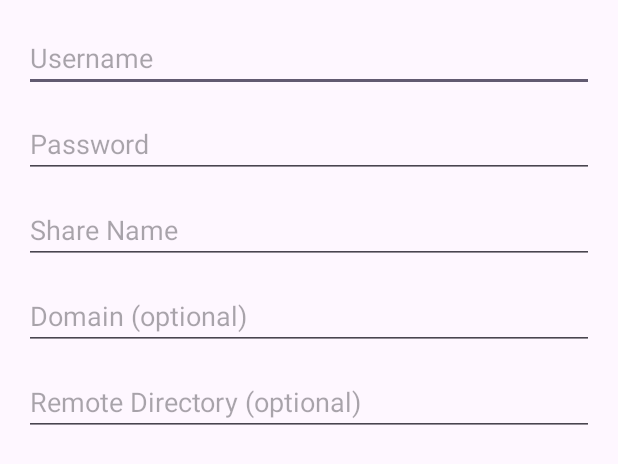
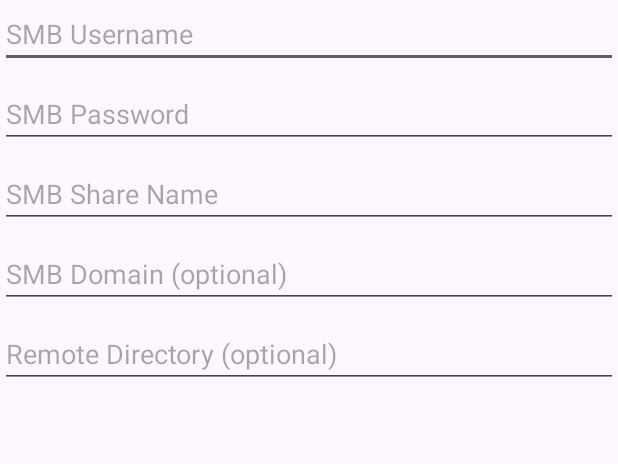
Before and after one commit to Navjot-Singh-Virk/Auto-Backup, an Android app: the layout dialog_smb_credentials.xml on its own in the app's theme, with its tools: preview values and no code run, on a phone screen of 412 x 824 dp. Shown: the top 464 px of the screen. Run offline under Robolectric (Android 15) with nearby library versions, the phone set to English and light mode, and no system bars.

```diff
--- a/app/src/main/java/com/navjot/autobackup/BackupNotifier.java
+++ b/app/src/main/java/com/navjot/autobackup/BackupNotifier.java
@@ -4,12 +4,11 @@ import android.app.NotificationChannel;
 import android.app.NotificationManager;
 import android.content.Context;
 import android.os.Build;
-
 import androidx.core.app.NotificationCompat;
 
 public class BackupNotifier {
+
     private static final String CHANNEL_ID = "backup_status";
-
     public static void notifyResult(Context ctx, int success, int total, String ip) {
         createChannel(ctx);
         NotificationCompat.Builder builder = new NotificationCompat.Builder(ctx, CHANNEL_ID)
@@ -26,7 +25,7 @@ public class BackupNotifier {
             NotificationChannel channel = new NotificationChannel(CHANNEL_ID, "Backup Status",
                     NotificationManager.IMPORTANCE_LOW);
             NotificationManager nm = ctx.getSystemService(NotificationManager.class);
-            nm.createNotificationChannel(channel);
+            if (nm != null) nm.createNotificationChannel(channel);
         }
     }
 }
--- a/app/src/main/res/layout/dialog_smb_credentials.xml
+++ b/app/src/main/res/layout/dialog_smb_credentials.xml
@@ -11,51 +11,50 @@
         android:layout_height="match_parent"
         android:fillViewport="true">
 
-    <LinearLayout
+        <LinearLayout
             android:layout_width="match_parent"
             android:layout_height="wrap_content"
-            android:orientation="vertical"
-            android:padding="16dp">
+            android:orientation="vertical">
 
             <EditText
-                android:id="@+id/editSmbUser"
+                android:id="@+id/edtUser"
                 android:layout_width="match_parent"
                 android:layout_height="wrap_content"
-                android:hint="Username"
+                android:hint="SMB Username"
                 android:inputType="text"
-                android:layout_marginBottom="12dp" />
+                android:layout_marginBottom="8dp" />
 
             <EditText
-                android:id="@+id/editSmbPass"
+                android:id="@+id/edtPass"
                 android:layout_width="match_parent"
                 android:layout_height="wrap_content"
-                android:hint="Password"
+                android:hint="SMB Password"
                 android:inputType="textPassword"
-                android:layout_marginBottom="12dp" />
+                android:layout_marginBottom="8dp" />
 
             <EditText
-                android:id="@+id/editSmbShare"
+                android:id="@+id/edtShare"
                 android:layout_width="match_parent"
                 android:layout_height="wrap_content"
-                android:hint="Share Name"
+                android:hint="SMB Share Name"
                 android:inputType="text"
-                android:layout_marginBottom="12dp" />
+                android:layout_marginBottom="8dp" />
 
             <EditText
-                android:id="@+id/editSmbDomain"
+                android:id="@+id/edtDomain"
                 android:layout_width="match_parent"
                 android:layout_height="wrap_content"
-                android:hint="Domain (optional)"
+                android:hint="SMB Domain (optional)"
                 android:inputType="text"
-                android:layout_marginBottom="12dp" />
+                android:layout_marginBottom="8dp" />
 
             <EditText
-                android:id="@+id/editRemoteDir"
+                android:id="@+id/edtRemoteDir"
                 android:layout_width="match_parent"
                 android:layout_height="wrap_content"
                 android:hint="Remote Directory (optional)"
                 android:inputType="text"
-                android:layout_marginBottom="12dp" />
+                android:layout_marginBottom="8dp" />
 
         </LinearLayout>
     </ScrollView>
```
Also changed, not shown: app/src/main/java/com/navjot/autobackup/BackupCoordinator.java (+7 -12 lines), app/src/main/java/com/navjot/autobackup/BackupService.java (+7 -7 lines), app/src/main/java/com/navjot/autobackup/DeviceManager.java (+6 -7 lines), app/src/main/java/com/navjot/autobackup/FileBackupManager.java (+31 -7 lines), app/src/main/java/com/navjot/autobackup/MainActivity.java (+177 -76 lines), app/src/main/java/com/navjot/autobackup/NetworkMonitor.java (+5 -12 lines), app/src/main/java/com/navjot/autobackup/SmbjClient.java (+4 -11 lines).
